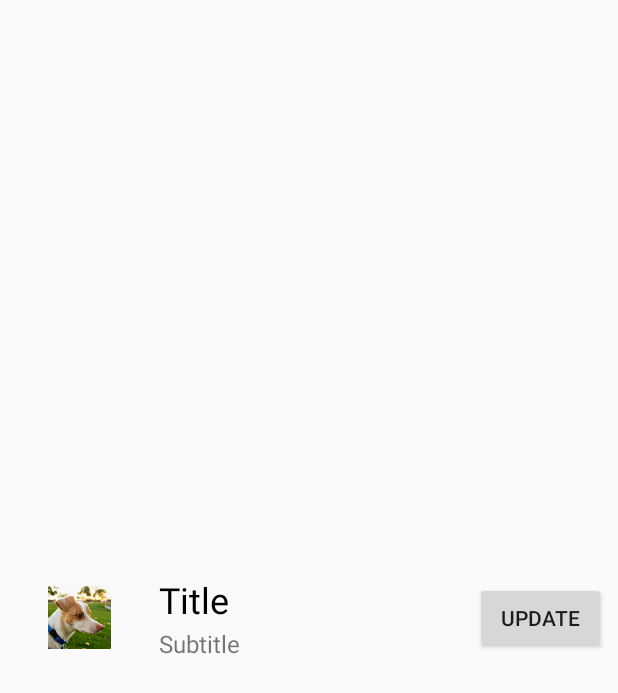
After one commit to svank/finn-stickers, an Android app: the layout list_item_sticker_pack_updateable.xml on its own in the app's theme, with its tools: preview values and no code run, on a phone screen of 412 x 824 dp. The commit adds this screen. Shown: the top 693 px of the screen. Run offline under Robolectric (Android 15) with nearby library versions, the phone set to English and light mode, and no system bars; network calls fail.

Commit message:
Support basic detection & installation of pack updates

```diff
--- /dev/null
+++ b/app/src/main/res/layout/list_item_sticker_pack_updateable.xml
@@ -0,0 +1,65 @@
+<?xml version="1.0" encoding="utf-8"?>
+<RelativeLayout xmlns:android="http://schemas.android.com/apk/res/android"
+                xmlns:tools="http://schemas.android.com/tools"
+                android:layout_width="match_parent"
+                android:layout_height="match_parent">
+
+  <ImageView
+      android:id="@+id/sticker_pack_list_thumbnail"
+      android:layout_width="90dp"
+      android:layout_height="90dp"
+      android:layout_alignParentStart="true"
+      android:layout_centerVertical="true"
+      android:layout_marginBottom="6dp"
+      android:layout_marginStart="@dimen/list_item_side_padding"
+      android:layout_marginTop="6dp"
+      android:contentDescription=""
+      android:scaleType="centerInside"
+      tools:src="@mipmap/ic_launcher" />
+
+  <Button
+      android:id="@+id/updateButton"
+      android:layout_width="wrap_content"
+      android:layout_height="wrap_content"
+      android:layout_alignParentEnd="true"
+      android:layout_centerVertical="true"
+      android:layout_marginEnd="@dimen/list_item_side_padding"
+      android:layout_marginStart="4dp"
+      android:paddingEnd="4dp"
+      android:paddingStart="4dp"
+      android:minWidth="@dimen/button_min_width"
+      android:text="@string/update_button" />
+
+  <RelativeLayout
+      android:id="@+id/sticker_pack_list_text_layout"
+      android:layout_width="wrap_content"
+      android:layout_height="wrap_content"
+      android:layout_centerVertical="true"
+      android:layout_toStartOf="@id/updateButton"
+      android:layout_toEndOf="@id/sticker_pack_list_thumbnail">
+
+      <TextView
+          android:id="@+id/sticker_pack_list_title"
+          android:layout_width="wrap_content"
+          android:layout_height="wrap_content"
+          android:layout_marginLeft="8dp"
+          android:layout_marginRight="8dp"
+          android:textColor="@android:color/black"
+          android:textSize="24sp"
+          tools:text="Title" />
+
+      <TextView
+          android:id="@+id/sticker_pack_list_subtitle"
+          android:layout_width="wrap_content"
+          android:layout_height="wrap_content"
+          android:layout_below="@+id/sticker_pack_list_title"
+          android:layout_marginLeft="8dp"
+          android:layout_marginRight="8dp"
+          android:layout_marginTop="2dp"
+          android:ellipsize="end"
+          android:maxLines="3"
+          android:textSize="16sp"
+          tools:text="Subtitle" />
+
+  </RelativeLayout>
+</RelativeLayout>
--- a/app/src/main/res/values/strings.xml
+++ b/app/src/main/res/values/strings.xml
@@ -5,6 +5,7 @@
     <string name="start_manual_remove">Uninstall Stickers</string>
     <string name="install_button">Install</string>
     <string name="remove_button">Delete</string>
+    <string name="update_button">Update</string>
     <string name="refresh_button">Reload</string>
     <string name="test_text_input">Open GBoard to test</string>
 </resources>
```
Also changed, not shown: app/src/main/java/net/samvankooten/finnstickers/StickerPack.java (+52 -11 lines), app/src/main/java/net/samvankooten/finnstickers/StickerPackAdapter.java (+23 -1 lines).
